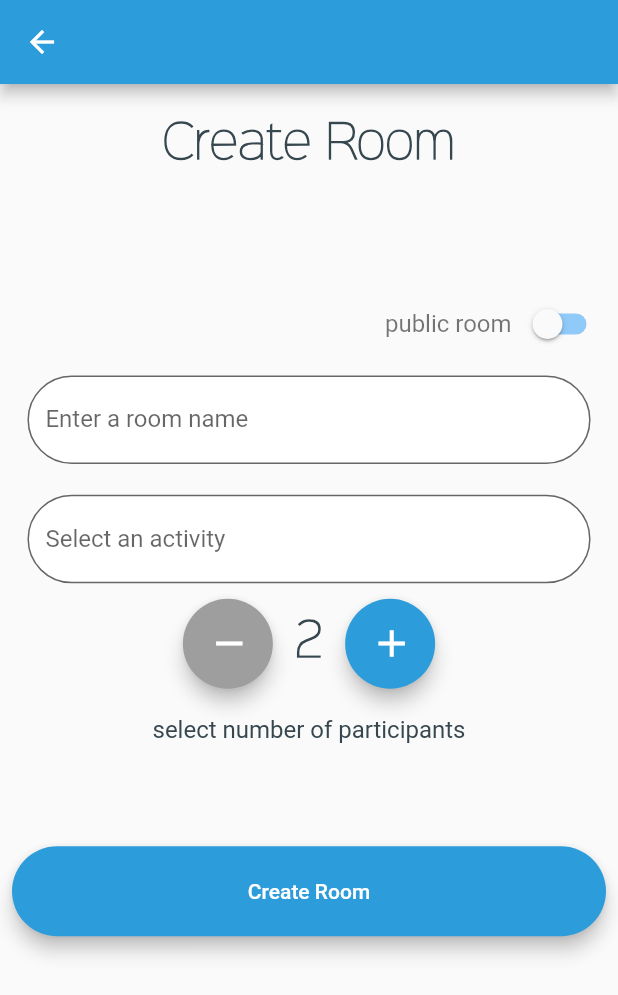
After one commit to skypopcorn1/socialise, a Flutter app: the screen it shows after launch, after a tap on "Create a Room", on a phone screen of 412 x 824 dp. The commit adds this screen. Shown: the top 995 px of the screen. Run offline on Flutter 3.47's test engine with Material 2 defaults, Android fonts, the phone set to English and light mode, and no system bars; our stand-ins replace cloud_firestore, firebase_auth; accounts and stored records are empty.

Commit message:
Finished out most of the create room page.

```diff
--- /dev/null
+++ b/lib/app/create_room.dart
@@ -0,0 +1,247 @@
+import 'package:flutter/material.dart';
+import 'package:socialise/utilities/constants.dart';
+import 'package:cloud_firestore/cloud_firestore.dart';
+
+class CreateRoomPage extends StatefulWidget {
+  @override
+  _CreateRoomPageState createState() => _CreateRoomPageState();
+}
+
+class _CreateRoomPageState extends State<CreateRoomPage> {
+  final Firestore _firestore = Firestore.instance;
+
+  Widget maxParticipantsErrorMessage =
+      Container(); //initialize with an empty string.
+  int maxParticipants = 2;
+  bool publicRoom = false;
+  String roomName;
+  static bool testing = true;
+  Map roomDetails = testing
+      ? {
+          'room': 'Test Room 2',
+          'activity': 'dating',
+          'participants': 3,
+          'private': false,
+        }
+      : {
+          'room': null,
+          'activity': null,
+          'participants': null,
+          'private': false,
+        };
+
+  @override
+  Widget build(BuildContext context) {
+    double _outerMargins = MediaQuery.of(context).size.width * 0.025;
+
+    return Scaffold(
+      appBar: AppBar(),
+      body: Padding(
+        padding: const EdgeInsets.all(8.0),
+        child: ListView(
+          children: <Widget>[
+            Padding(
+              padding: EdgeInsets.only(top: 18.0, bottom: 80),
+              child: Center(
+                child: Text(
+                  'Create Room',
+                  style: kH1Dark,
+                ),
+              ),
+            ),
+            Row(
+              mainAxisAlignment: MainAxisAlignment.end,
+              children: <Widget>[
+                Text(
+                  'public room ',
+                  style: kP1LightGrey,
+                ),
+                Switch(
+                  activeTrackColor: kBlue,
+                  inactiveTrackColor: Colors.blue[200],
+                  value: publicRoom,
+                  onChanged: (value) {
+                    print('$value');
+                    setState(() {
+                      publicRoom = !publicRoom;
+                    });
+                  },
+                ),
+              ],
+            ),
+            Padding(
+              padding: EdgeInsets.symmetric(
+                  vertical: _outerMargins, horizontal: _outerMargins),
+              child: TextFormField(
+//              focusNode: focusUserName,
+                onFieldSubmitted: (value) {
+                  print('final value: $value');
+                  //                FocusScope.of(context).requestFocus(focusPassword);
+                },
+                onChanged: (value) {
+                  roomDetails['room'] = value;
+                  print('roomDetails[room]: ${roomDetails['room']}');
+                },
+                style: TextStyle(
+                  color: kGrey,
+                ),
+                decoration: InputDecoration(
+                  border: OutlineInputBorder(
+                      borderRadius: BorderRadius.circular(30)),
+                  fillColor: Colors.white,
+                  filled: true,
+                  labelText: 'Enter a room name',
+                ),
+              ),
+            ),
+            Padding(
+              padding: EdgeInsets.symmetric(
+                  vertical: _outerMargins, horizontal: _outerMargins),
+              child: TextFormField(
+//              focusNode: focusUserName,
+                onFieldSubmitted: (value) {
+//                FocusScope.of(context).requestFocus(focusPassword);
+                },
+                onChanged: (value) {
+//                email = value;
+                },
+                style: TextStyle(
+                  color: kGrey,
+                ),
+                decoration: InputDecoration(
+                  border: OutlineInputBorder(
+                      borderRadius: BorderRadius.circular(30)),
+                  fillColor: Colors.white,
+                  filled: true,
+                  labelText: 'Select an activity',
+                ),
+              ),
+            ),
+            Row(
+              mainAxisAlignment: MainAxisAlignment.center,
+              children: <Widget>[
+                Container(
+                  height: 60,
+                  width: 60,
+                  child: RaisedButton(
+                    onPressed: () {
+                      if (maxParticipants == 2) {
+                        setState(() {
+                          maxParticipantsErrorMessage = Text(
+                            'Sorry you can\'t have less than two users on a video chat at this time.',
+                            textAlign: TextAlign.center,
+                            style: kErrorMessage,
+                          );
+                        });
+                      } else {
+                        setState(() {
+                          maxParticipantsErrorMessage = Container();
+                          maxParticipants--; //decrement number of participants
+                        });
+                      }
+                    },
+                    child: Icon(
+                      Icons.remove,
+                      size: 30,
+                      color: Colors.white,
+                    ),
+                    color: Colors.grey[500],
+                    elevation: 5,
+                    shape: RoundedRectangleBorder(
+                      borderRadius: BorderRadius.circular(50),
+                    ),
+                  ),
+                ),
+                SizedBox(
+                  width: 15.0,
+                ),
+                Text(
+                  maxParticipants.toString(),
+                  style: kH1Dark,
+                ),
+                SizedBox(
+                  width: 15.0,
+                ),
+                Container(
+                  height: 60,
+                  width: 60,
+                  child: RaisedButton(
+                    onPressed: () {
+                      if (maxParticipants == 4) {
+                        setState(() {
+                          maxParticipantsErrorMessage = Text(
+                            'Sorry you can\'t have more than four users on a video chat at this time.',
+                            textAlign: TextAlign.center,
+                            style: kErrorMessage,
+                          );
+                        });
+                      } else {
+                        setState(() {
+                          maxParticipantsErrorMessage = Container();
+                          maxParticipants++; //decrement number of participants
+                        });
+                      }
+                    },
+                    child: Icon(
+                      Icons.add,
+                      size: 30,
+                      color: Colors.white,
+                    ),
+                    color: kBlue,
+                    elevation: 5,
+                    shape: RoundedRectangleBorder(
+                      borderRadius: BorderRadius.circular(50),
+                    ),
+                  ),
+                ),
+              ],
+            ),
+            maxParticipantsErrorMessage,
+            Padding(
+              padding: const EdgeInsets.all(18.0),
+              child: Row(
+                mainAxisAlignment: MainAxisAlignment.center,
+                children: <Widget>[
+                  Text('select number of participants', style: kP1)
+                ],
+              ),
+            ),
+            Container(
+              height: 60,
+              margin: EdgeInsets.symmetric(vertical: 50),
+              child: RaisedButton(
+                onPressed: () {
+                  List _errors = [];
+                  roomDetails.forEach((k, v) {
+                    if (v == null) {
+                      print('$k is null');
+                      _errors.add(v);
+                    }
+                  });
+                  if (_errors.isEmpty) {
+                    //submit data to database
+                    _firestore.collection('rooms').add({
+                      'room': roomDetails['room'],
+                      'activity': roomDetails['activity'],
+                      'participants': roomDetails['participants'],
+                      'private': roomDetails['private'],
+                    }).then((result) {
+                      print('result: ${result.documentID}');
+                    });
+                  }
+                },
+                child: Text('Create Room'),
+                color: kBlue,
+                elevation: 5,
+                shape: RoundedRectangleBorder(
+                  borderRadius: BorderRadius.circular(30),
+                ),
+                textColor: Colors.white,
+              ),
+            ),
+          ],
+        ),
+      ),
+    );
+  }
+}
--- a/lib/app/home.dart
+++ b/lib/app/lobby.dart
@@ -1,15 +1,16 @@
 import 'package:flutter/material.dart';
 
 import 'package:socialise/components/chat_room_tile.dart';
+import 'package:socialise/app/create_room.dart';
 
 import 'package:socialise/utilities/constants.dart';
 
-class HomePage extends StatefulWidget {
+class LobbyPage extends StatefulWidget {
   @override
-  _HomePageState createState() => _HomePageState();
+  _LobbyPageState createState() => _LobbyPageState();
 }
 
-class _HomePageState extends State<HomePage> {
+class _LobbyPageState extends State<LobbyPage> {
   @override
   Widget build(BuildContext context) {
     double outerMargin = MediaQuery.of(context).size.width * 0.025;
@@ -27,11 +28,19 @@ class _HomePageState extends State<HomePage> {
                 children: <Widget>[
                   Padding(
                     padding: const EdgeInsets.symmetric(vertical: 18.0),
+                    child: GestureDetector(
+                      onTap: () {
+                        Navigator.push(
+                          context,
+                          MaterialPageRoute(
+                              builder: (context) => CreateRoomPage()),
+                        );
+                      },
                       child: Row(
                         children: <Widget>[
                           Icon(
                             Icons.add_circle,
-                          color: Colors.blueGrey[900],
+                            color: kBlue,
                             size: 45,
                           ),
                           Padding(
@@ -42,6 +51,7 @@ class _HomePageState extends State<HomePage> {
                             ),
                           ),
                         ],
+                      ),
                     ),
                   ),
                   ChatRoomTile(
--- a/lib/app/login.dart
+++ b/lib/app/login.dart
@@ -3,7 +3,7 @@ import 'package:socialise/utilities/auth_functions.dart';
 import 'package:socialise/utilities/constants.dart';
 import 'package:socialise/utilities/error_msg_handling.dart';
 
-import 'package:socialise/app/home.dart';
+import 'package:socialise/app/lobby.dart';
 import 'package:socialise/app/register.dart';
 
 //import 'package:firebase_auth/firebase_auth.dart';
@@ -270,7 +270,7 @@ class _LoginPageState extends State<LoginPage> {
   void _goToNext(type) {
     Navigator.push(
       context,
-      MaterialPageRoute(builder: (context) => HomePage()),
+      MaterialPageRoute(builder: (context) => LobbyPage()),
 //      MaterialPageRoute(builder: (context) => TestPage()),
     );
   }
--- a/lib/app/user_agreement.dart
+++ b/lib/app/user_agreement.dart
@@ -1,6 +1,6 @@
 import 'package:flutter/material.dart';
 //import 'package:modal_progress_hud/modal_progress_hud.dart';
-import 'package:socialise/app/home.dart';
+import 'package:socialise/app/lobby.dart';
 
 import 'package:socialise/utilities/auth_functions.dart';
 import 'package:socialise/utilities/constants.dart';
@@ -68,7 +68,7 @@ class _UserAgreementPageState extends State<UserAgreementPage> {
                       Navigator.pushAndRemoveUntil(
                         context,
                         MaterialPageRoute(
-                          builder: (context) => HomePage(),
+                          builder: (context) => LobbyPage(),
                         ),
                         ModalRoute.withName('/'),
                       );
--- a/lib/main.dart
+++ b/lib/main.dart
@@ -1,6 +1,7 @@
 import 'package:flutter/material.dart';
-import 'package:socialise/app/home.dart';
+import 'package:socialise/app/lobby.dart';
 import 'package:socialise/app/login.dart';
+import 'package:socialise/app/template_do_not_edit.dart';
 
 import 'package:socialise/utilities/constants.dart';
 
@@ -18,7 +19,7 @@ class MyApp extends StatelessWidget {
         primarySwatch: kBlue,
         visualDensity: VisualDensity.adaptivePlatformDensity,
       ),
-      home: HomePage(),
+      home: LobbyPage(),
     );
   }
 }
--- a/lib/utilities/constants.dart
+++ b/lib/utilities/constants.dart
@@ -1,20 +1,20 @@
 import 'package:flutter/material.dart';
 
-const Color kBlue = MaterialColor(0xFF102136, {
-  50: Color(0xFF102138),
-  100: Color(0xFF102138),
-  200: Color(0xFF102138),
-  300: Color(0xFF102138),
-  400: Color(0xFF102138),
-  500: Color(0xFF102138),
-  600: Color(0xFF102138),
-  700: Color(0xFF102138),
-  800: Color(0xFF102138),
-  900: Color(0xFF102138),
+const Color kBlue = MaterialColor(0xFF2D9CDB, {
+  50: Color(0xFF2D9CDB),
+  100: Color(0xFF2D9CDB),
+  200: Color(0xFF2D9CDB),
+  300: Color(0xFF2D9CDB),
+  400: Color(0xFF2D9CDB),
+  500: Color(0xFF2D9CDB),
+  600: Color(0xFF2D9CDB),
+  700: Color(0xFF2D9CDB),
+  800: Color(0xFF2D9CDB),
+  900: Color(0xFF2D9CDB),
 });
 
 Color kGrey = Colors.blueGrey[800];
-Color kLightGrey = Colors.blueGrey[500];
+Color kLightGrey = Colors.blueGrey[900];
 Color kLinkGreen = Colors.lightGreenAccent;
 
 const TextStyle kErrorMessage = TextStyle(
@@ -99,7 +99,7 @@ TextStyle kP1 = TextStyle(
 );
 
 TextStyle kP1LightGrey = TextStyle(
-  color: Colors.grey[400],
+  color: Colors.black54,
   fontSize: 16.0,
 );
 
--- a/pubspec.yaml
+++ b/pubspec.yaml
@@ -27,7 +27,7 @@ dependencies:
   cloud_firestore: ^0.13.0+1
   firebase_core: ^0.4.2+1
   firebase_auth: ^0.15.0+1
-  flutter_webrtc: ^0.2.7
+#  flutter_webrtc: ^0.2.7
 #  google_sign_in: ^4.0.14
 #  modal_progress_hud: ^0.1.3
 #  flutter_webrtc: ^0.2.6
```
Also changed, not shown: lib/app/chat_room.dart (+88 -102 lines), lib/app/template_do_not_edit.dart (added, +47 -0 lines), lib/components/school_of_life_bloc.dart (added, +103 -0 lines), assets/images/socialise.png, pubspec.lock, 2 other files. Lines whose indentation alone changed are shown as unchanged.
